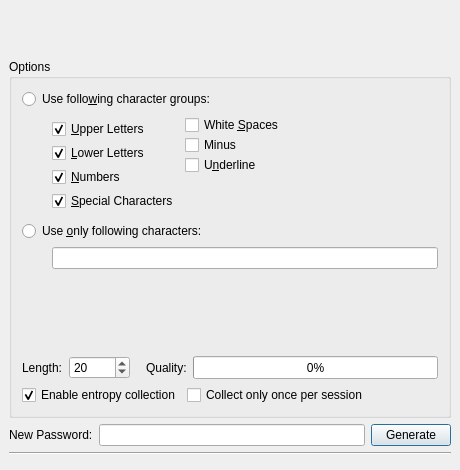
Old version of the form src/forms/PasswordGenDlg.ui in the repository thooge/keepassx1.
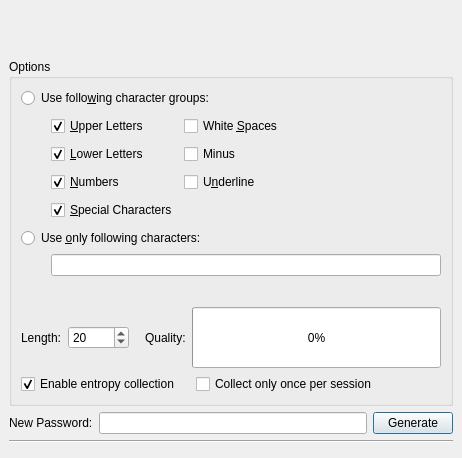
New version of the form.

Commit message: visual layout fixes for MacOS X

```diff
--- a/src/forms/PasswordGenDlg.ui
+++ b/src/forms/PasswordGenDlg.ui
@@ -5,30 +5,18 @@
    <rect>
     <x>0</x>
     <y>0</y>
-    <width>460</width>
-    <height>470</height>
+    <width>462</width>
+    <height>458</height>
    </rect>
   </property>
   <property name="sizePolicy" >
    <sizepolicy>
-    <hsizetype>0</hsizetype>
-    <vsizetype>0</vsizetype>
+    <hsizetype>4</hsizetype>
+    <vsizetype>4</vsizetype>
     <horstretch>0</horstretch>
     <verstretch>0</verstretch>
    </sizepolicy>
   </property>
-  <property name="minimumSize" >
-   <size>
-    <width>460</width>
-    <height>470</height>
-   </size>
-  </property>
-  <property name="maximumSize" >
-   <size>
-    <width>460</width>
-    <height>470</height>
-   </size>
-  </property>
   <property name="windowTitle" >
    <string>Password Generator</string>
   </property>
@@ -62,7 +50,7 @@
      </property>
      <layout class="QVBoxLayout" >
       <property name="margin" >
-       <number>10</number>
+       <number>9</number>
       </property>
       <property name="spacing" >
        <number>6</number>
@@ -102,27 +90,14 @@
          </spacer>
         </item>
         <item>
-         <layout class="QVBoxLayout" >
+         <layout class="QGridLayout" >
           <property name="margin" >
            <number>0</number>
           </property>
           <property name="spacing" >
-           <number>0</number>
+           <number>6</number>
           </property>
-          <item>
-           <widget class="QCheckBox" name="checkBox1" >
-            <property name="text" >
-             <string>&amp;Upper Letters</string>
-            </property>
-            <property name="shortcut" >
-             <string>Alt+U</string>
-            </property>
-            <property name="checked" >
-             <bool>true</bool>
-            </property>
-           </widget>
-          </item>
-          <item>
+          <item row="1" column="0" >
            <widget class="QCheckBox" name="checkBox2" >
             <property name="text" >
              <string>&amp;Lower Letters</string>
@@ -135,7 +110,17 @@
             </property>
            </widget>
           </item>
-          <item>
+          <item row="2" column="1" >
+           <widget class="QCheckBox" name="checkBox7" >
+            <property name="text" >
+             <string>U&amp;nderline</string>
+            </property>
+            <property name="shortcut" >
+             <string>Alt+N</string>
+            </property>
+           </widget>
+          </item>
+          <item row="2" column="0" >
            <widget class="QCheckBox" name="checkBox3" >
             <property name="text" >
              <string>&amp;Numbers</string>
@@ -148,27 +133,7 @@
             </property>
            </widget>
           </item>
-          <item>
-           <widget class="QCheckBox" name="checkBox4" >
-            <property name="text" >
-             <string>&amp;Special Characters</string>
-            </property>
-            <property name="checked" >
-             <bool>true</bool>
-            </property>
-           </widget>
-          </item>
-         </layout>
-        </item>
-        <item>
-         <layout class="QVBoxLayout" >
-          <property name="margin" >
-           <number>0</number>
-          </property>
-          <property name="spacing" >
-           <number>0</number>
-          </property>
-          <item>
+          <item row="0" column="1" >
            <widget class="QCheckBox" name="checkBox5" >
             <property name="text" >
              <string>White &amp;Spaces</string>
@@ -178,36 +143,36 @@
             </property>
            </widget>
           </item>
-          <item>
+          <item row="0" column="0" >
+           <widget class="QCheckBox" name="checkBox1" >
+            <property name="text" >
+             <string>&amp;Upper Letters</string>
+            </property>
+            <property name="shortcut" >
+             <string>Alt+U</string>
+            </property>
+            <property name="checked" >
+             <bool>true</bool>
+            </property>
+           </widget>
+          </item>
+          <item row="1" column="1" >
            <widget class="QCheckBox" name="checkBox6" >
             <property name="text" >
              <string>Minus</string>
             </property>
            </widget>
           </item>
-          <item>
-           <widget class="QCheckBox" name="checkBox7" >
+          <item row="3" column="0" >
+           <widget class="QCheckBox" name="checkBox4" >
             <property name="text" >
-             <string>U&amp;nderline</string>
+             <string>&amp;Special Characters</string>
             </property>
-            <property name="shortcut" >
-             <string>Alt+N</string>
+            <property name="checked" >
+             <bool>true</bool>
             </property>
            </widget>
           </item>
-          <item>
-           <spacer>
-            <property name="orientation" >
-             <enum>Qt::Vertical</enum>
-            </property>
-            <property name="sizeHint" >
-             <size>
-              <width>20</width>
-              <height>40</height>
-             </size>
-            </property>
-           </spacer>
-          </item>
          </layout>
         </item>
         <item>
@@ -217,8 +182,8 @@
           </property>
           <property name="sizeHint" >
            <size>
-            <width>40</width>
-            <height>20</height>
+            <width>101</width>
+            <height>108</height>
            </size>
           </property>
          </spacer>
@@ -273,10 +238,13 @@
         <property name="orientation" >
          <enum>Qt::Vertical</enum>
         </property>
+        <property name="sizeType" >
+         <enum>QSizePolicy::Fixed</enum>
+        </property>
         <property name="sizeHint" >
          <size>
           <width>20</width>
-          <height>20</height>
+          <height>25</height>
          </size>
         </property>
        </spacer>
@@ -382,6 +350,22 @@
           </property>
          </widget>
         </item>
+        <item>
+         <spacer>
+          <property name="orientation" >
+           <enum>Qt::Horizontal</enum>
+          </property>
+          <property name="sizeType" >
+           <enum>QSizePolicy::Fixed</enum>
+          </property>
+          <property name="sizeHint" >
+           <size>
+            <width>10</width>
+            <height>20</height>
+           </size>
+          </property>
+         </spacer>
+        </item>
         <item>
          <widget class="QCheckBox" name="Check_CollectOncePerSession" >
           <property name="text" >
```
The commit also changes 4 other files.
